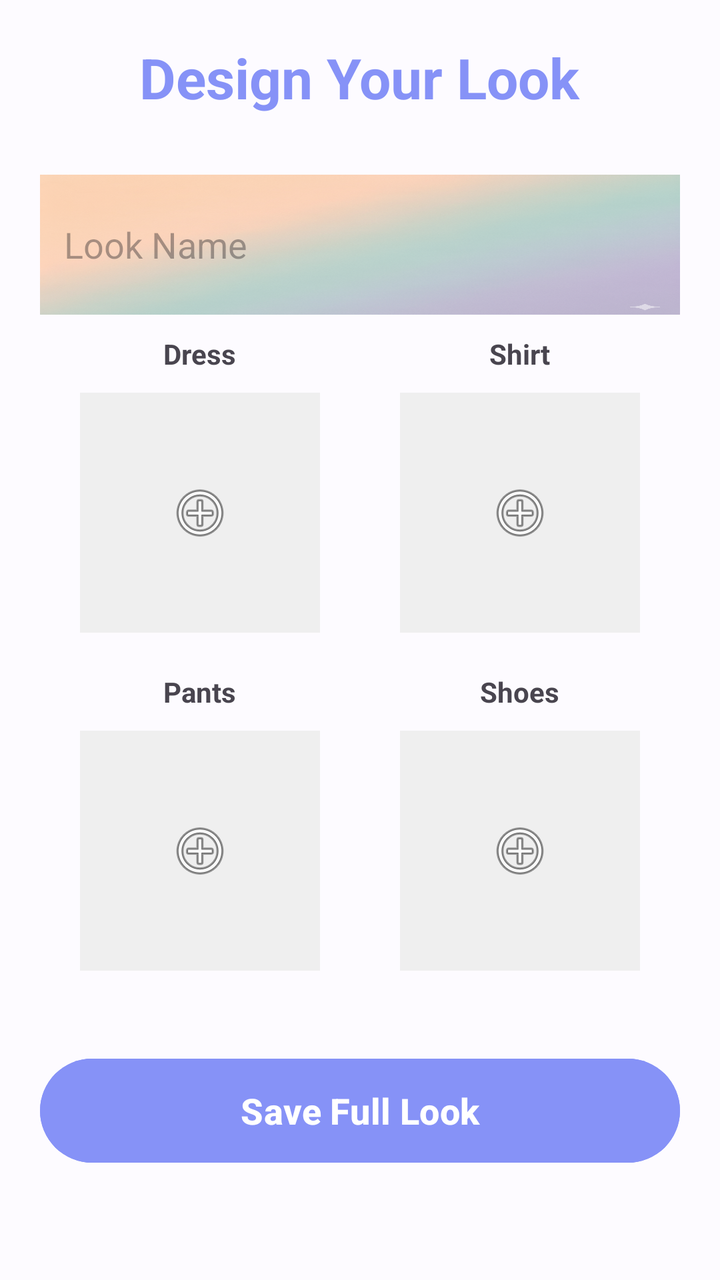
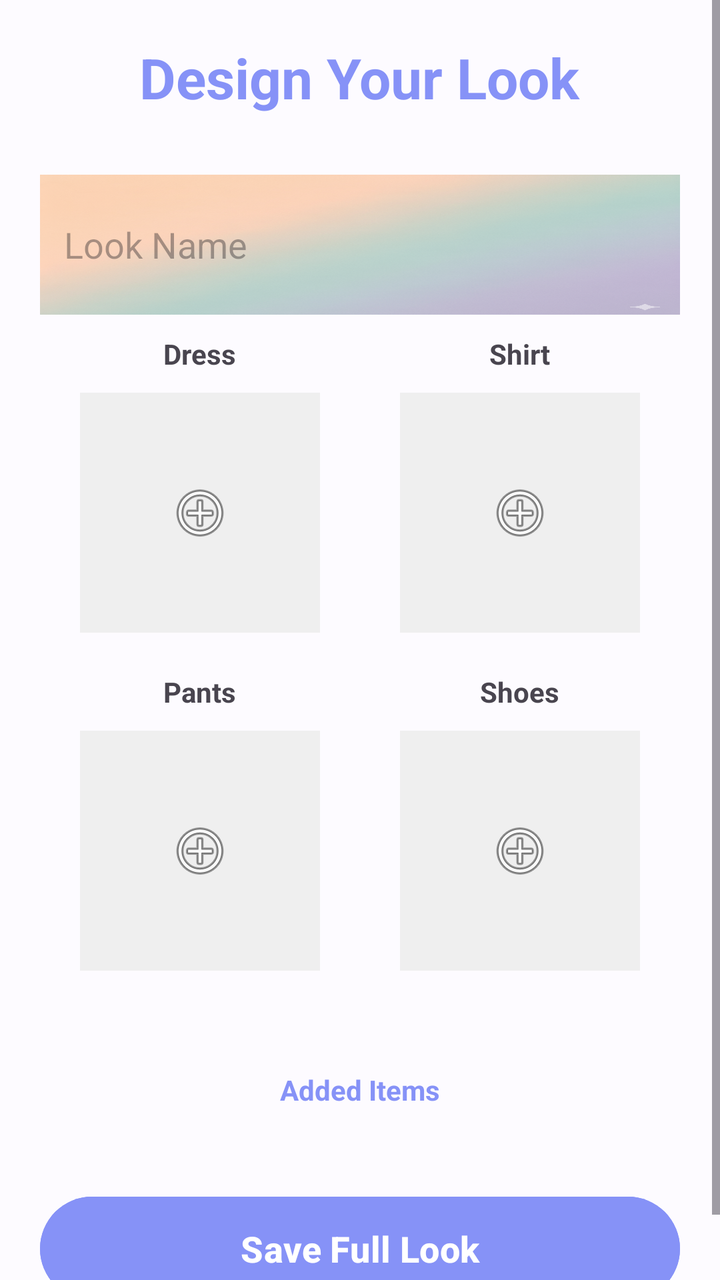

The first picture is an Android layout as it rendered before a commit; the second is the same layout after the commit. The layout source and the unified diff follow.
<!-- AndroidManifest.xml: application theme Theme.Login -->
<!-- res/layout/activity_create_look.xml -->
<?xml version="1.0" encoding="utf-8"?>
<ScrollView xmlns:android="http://schemas.android.com/apk/res/android"
    xmlns:app="http://schemas.android.com/apk/res-auto"
    android:layout_width="match_parent"
    android:layout_height="match_parent"
    android:background="#FDFBFF">

    <LinearLayout
        android:layout_width="match_parent"
        android:layout_height="wrap_content"
        android:orientation="vertical"
        android:padding="20dp"
        android:gravity="center_horizontal">

        <TextView
            android:layout_width="wrap_content"
            android:layout_height="wrap_content"
            android:text="Design Your Look"
            android:textSize="28sp"
            android:textStyle="bold"
            android:textColor="@color/purpule"
            android:layout_marginBottom="20dp"/>

        <EditText
            android:id="@+id/etLookName"
            android:layout_width="match_parent"
            android:layout_height="70dp"
            android:hint="Look Name"
            android:padding="12dp"
            android:layout_marginTop="10dp"
            android:layout_marginBottom="10dp"
            android:background="@drawable/backgroundloginsignup"/>

        <LinearLayout
            android:layout_width="match_parent"
            android:layout_height="wrap_content"
            android:orientation="horizontal">

            <LinearLayout
                android:layout_width="0dp"
                android:layout_height="wrap_content"
                android:layout_weight="1"
                android:orientation="vertical"
                android:gravity="center">
                <TextView android:layout_width="wrap_content" android:layout_height="wrap_content" android:text="Dress" android:textStyle="bold"/>
                <ImageView
                    android:id="@+id/imgSlotDress"
                    android:layout_width="120dp"
                    android:layout_height="120dp"
                    android:layout_margin="10dp"
                    android:background="#EFEFEF"
                    android:padding="10dp"
                    android:scaleType="centerInside"
                    android:src="@android:drawable/ic_menu_add" />
            </LinearLayout>

            <LinearLayout
                android:layout_width="0dp"
                android:layout_height="wrap_content"
                android:layout_weight="1"
                android:orientation="vertical"
                android:gravity="center">
                <TextView android:layout_width="wrap_content" android:layout_height="wrap_content" android:text="Shirt" android:textStyle="bold"/>
                <ImageView
                    android:id="@+id/imgSlotJacket"
                    android:layout_width="120dp"
                    android:layout_height="120dp"
                    android:layout_margin="10dp"
                    android:background="#EFEFEF"
                    android:padding="10dp"
                    android:scaleType="centerInside"
                    android:src="@android:drawable/ic_menu_add" />
            </LinearLayout>
        </LinearLayout>

        <LinearLayout
            android:layout_width="match_parent"
            android:layout_height="wrap_content"
            android:orientation="horizontal"
            android:layout_marginTop="10dp">

            <LinearLayout
                android:layout_width="0dp"
                android:layout_height="wrap_content"
                android:layout_weight="1"
                android:orientation="vertical"
                android:gravity="center">
                <TextView android:layout_width="wrap_content" android:layout_height="wrap_content" android:text="Pants" android:textStyle="bold"/>
                <ImageView
                    android:id="@+id/imgSlotPants"
                    android:layout_width="120dp"
                    android:layout_height="120dp"
                    android:layout_margin="10dp"
                    android:background="#EFEFEF"
                    android:padding="10dp"
                    android:scaleType="centerInside"
                    android:src="@android:drawable/ic_menu_add" />
            </LinearLayout>

            <LinearLayout
                android:layout_width="0dp"
                android:layout_height="wrap_content"
                android:layout_weight="1"
                android:orientation="vertical"
                android:gravity="center">
                <TextView android:layout_width="wrap_content" android:layout_height="wrap_content" android:text="Shoes" android:textStyle="bold"/>
                <ImageView
                    android:id="@+id/imgSlotShoes"
                    android:layout_width="120dp"
                    android:layout_height="120dp"
                    android:layout_margin="10dp"
                    android:background="#EFEFEF"
                    android:padding="10dp"
                    android:scaleType="centerInside"
                    android:src="@android:drawable/ic_menu_add" />
            </LinearLayout>
        </LinearLayout>

        <Button
            android:id="@+id/btnSaveLook"
            android:layout_width="match_parent"
            android:layout_height="60dp"
            android:text="Save Full Look"
            android:layout_marginTop="30dp"
            android:backgroundTint="@color/purpule"
            android:textColor="@android:color/white"
            android:textSize="18sp"
            android:textStyle="bold" />

    </LinearLayout>
</ScrollView>
<!-- resources referenced by this layout -->
<resources>
  <color name="purpule">#8692f7</color>
  <!-- drawable backgroundloginsignup: png bitmap (drawable, 1046387 bytes) -->
  <style name="Theme.Login" parent="Base.Theme.Login" />
  <style name="Base.Theme.Login" parent="Theme.Material3.DayNight.NoActionBar">
          <item name="colorPrimary">@color/purpule</item>
          
          
      </style>
</resources>

<!-- the commit's change to res/layout/activity_create_look.xml (unified diff, before → after) -->
@@ -116,6 +116,34 @@
             </LinearLayout>
         </LinearLayout>
 
+        <LinearLayout
+            android:id="@+id/dynamicCategoryContainer"
+            android:layout_width="match_parent"
+            android:layout_height="wrap_content"
+            android:orientation="vertical"
+            android:layout_marginTop="20dp"
+            android:gravity="center_horizontal"/>
+
+        <TextView
+            android:layout_width="wrap_content"
+            android:layout_height="wrap_content"
+            android:text="Added Items"
+            android:textStyle="bold"
+            android:textColor="@color/purpule"
+            android:layout_marginTop="20dp" />
+
+        <HorizontalScrollView
+            android:layout_width="match_parent"
+            android:layout_height="wrap_content"
+            android:layout_marginTop="10dp">
+
+            <LinearLayout
+                android:id="@+id/addedItemsContainer"
+                android:layout_width="wrap_content"
+                android:layout_height="wrap_content"
+                android:orientation="horizontal" />
+        </HorizontalScrollView>
+
         <Button
             android:id="@+id/btnSaveLook"
             android:layout_width="match_parent"
@@ -128,4 +156,5 @@
             android:textStyle="bold" />
 
     </LinearLayout>
+
 </ScrollView>
